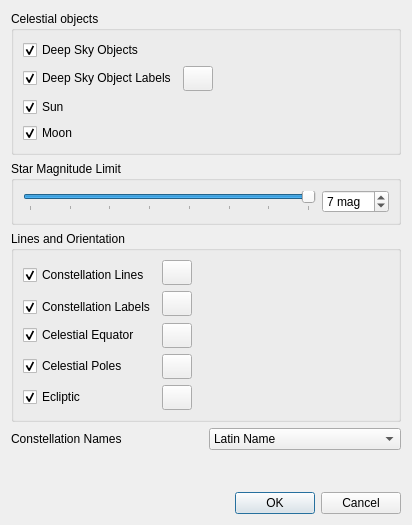
This is src/plugins/render/stars/StarsConfigWidget.ui in KDE/marble as Qt 5 draws it before an edit. The edited form follows.
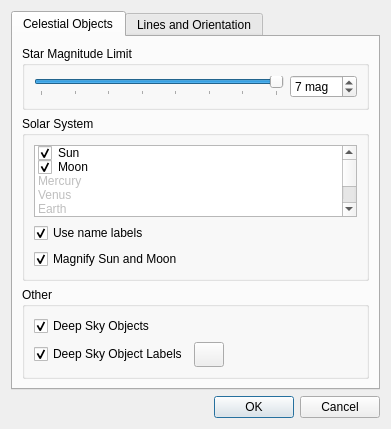
This is the edited form.

Commit message: Refactoring the settings dialog of the stars plugin. GCI task #5906293063680000 REVIEW: 114710

The edit to the form file:
```diff
--- a/src/plugins/render/stars/StarsConfigWidget.ui
+++ b/src/plugins/render/stars/StarsConfigWidget.ui
@@ -6,134 +6,24 @@
    <rect>
     <x>0</x>
     <y>0</y>
-    <width>412</width>
-    <height>525</height>
+    <width>391</width>
+    <height>407</height>
    </rect>
   </property>
   <property name="windowTitle">
    <string>Configure Stars Plugin</string>
   </property>
-  <layout class="QVBoxLayout" name="verticalLayout">
-   <item>
-    <widget class="QGroupBox" name="groupBox">
-     <property name="title">
-      <string>Celestial objects</string>
-     </property>
-     <layout class="QGridLayout" name="gridLayout_2">
+  <layout class="QGridLayout" name="gridLayout">
       <item row="0" column="0">
-       <widget class="QCheckBox" name="m_viewDsosCheckbox">
-        <property name="text">
-         <string>Deep Sky Objects</string>
-        </property>
-        <property name="checked">
-         <bool>true</bool>
-        </property>
-       </widget>
-      </item>
-      <item row="0" column="2">
-       <spacer name="horizontalSpacer_7">
-        <property name="orientation">
-         <enum>Qt::Horizontal</enum>
-        </property>
-        <property name="sizeHint" stdset="0">
-         <size>
-          <width>155</width>
-          <height>10</height>
-         </size>
-        </property>
-       </spacer>
-      </item>
-      <item row="1" column="0">
-       <widget class="QCheckBox" name="m_viewDsoLabelCheckbox">
-        <property name="text">
-         <string>Deep Sky Object Labels</string>
-        </property>
-        <property name="checked">
-         <bool>true</bool>
-        </property>
-       </widget>
-      </item>
-      <item row="1" column="1">
-       <widget class="QPushButton" name="m_dsoLabelColorButton">
-        <property name="minimumSize">
-         <size>
-          <width>30</width>
-          <height>25</height>
-         </size>
-        </property>
-        <property name="maximumSize">
-         <size>
-          <width>30</width>
-          <height>25</height>
-         </size>
-        </property>
-        <property name="text">
-         <string/>
-        </property>
-       </widget>
-      </item>
-      <item row="1" column="2">
-       <spacer name="horizontalSpacer_6">
-        <property name="orientation">
-         <enum>Qt::Horizontal</enum>
-        </property>
-        <property name="sizeHint" stdset="0">
-         <size>
-          <width>155</width>
-          <height>10</height>
-         </size>
-        </property>
-       </spacer>
-      </item>
-      <item row="2" column="0">
-       <widget class="QCheckBox" name="m_viewSunCheckbox">
-        <property name="text">
-         <string>Sun</string>
-        </property>
-        <property name="checked">
-         <bool>true</bool>
-        </property>
-       </widget>
-      </item>
-      <item row="2" column="2">
-       <spacer name="horizontalSpacer_8">
-        <property name="orientation">
-         <enum>Qt::Horizontal</enum>
-        </property>
-        <property name="sizeHint" stdset="0">
-         <size>
-          <width>155</width>
-          <height>10</height>
-         </size>
-        </property>
-       </spacer>
-      </item>
-      <item row="3" column="0">
-       <widget class="QCheckBox" name="m_viewMoonCheckbox">
-        <property name="text">
-         <string>Moon</string>
-        </property>
-        <property name="checked">
-         <bool>true</bool>
-        </property>
-       </widget>
-      </item>
-      <item row="3" column="2">
-       <spacer name="horizontalSpacer_10">
-        <property name="orientation">
-         <enum>Qt::Horizontal</enum>
-        </property>
-        <property name="sizeHint" stdset="0">
-         <size>
-          <width>40</width>
-          <height>20</height>
-         </size>
-        </property>
-       </spacer>
-      </item>
-     </layout>
-    </widget>
-   </item>
+    <widget class="QTabWidget" name="tabWidget">
+     <property name="currentIndex">
+      <number>0</number>
+     </property>
+     <widget class="QWidget" name="tab">
+      <attribute name="title">
+       <string>Celestial Objects</string>
+      </attribute>
+      <layout class="QVBoxLayout" name="verticalLayout_4">
    <item>
     <widget class="QGroupBox" name="groupBox_3">
      <property name="title">
@@ -179,64 +69,253 @@
     </widget>
    </item>
    <item>
-    <widget class="QGroupBox" name="groupBox_2">
+        <widget class="QGroupBox" name="groupBox_4">
      <property name="title">
+          <string>Solar System</string>
+         </property>
+         <layout class="QVBoxLayout" name="verticalLayout_2">
+          <item>
+           <widget class="QListWidget" name="m_solarSystemListWidget">
+            <item>
+             <property name="text">
+              <string>Sun</string>
+             </property>
+             <property name="checkState">
+              <enum>Checked</enum>
+             </property>
+            </item>
+            <item>
+             <property name="text">
+              <string>Moon</string>
+             </property>
+             <property name="checkState">
+              <enum>Checked</enum>
+             </property>
+            </item>
+            <item>
+             <property name="text">
+              <string>Mercury</string>
+             </property>
+             <property name="checkState">
+              <enum>Unchecked</enum>
+             </property>
+             <property name="flags">
+              <set>ItemIsSelectable|ItemIsDragEnabled|ItemIsUserCheckable</set>
+             </property>
+            </item>
+            <item>
+             <property name="text">
+              <string>Venus</string>
+             </property>
+             <property name="checkState">
+              <enum>Unchecked</enum>
+             </property>
+             <property name="flags">
+              <set>ItemIsSelectable|ItemIsDragEnabled|ItemIsUserCheckable</set>
+             </property>
+            </item>
+            <item>
+             <property name="text">
+              <string>Earth</string>
+             </property>
+             <property name="checkState">
+              <enum>Unchecked</enum>
+             </property>
+             <property name="flags">
+              <set>ItemIsSelectable|ItemIsDragEnabled|ItemIsUserCheckable</set>
+             </property>
+            </item>
+            <item>
+             <property name="text">
+              <string>Mars</string>
+             </property>
+             <property name="checkState">
+              <enum>Unchecked</enum>
+             </property>
+             <property name="flags">
+              <set>ItemIsSelectable|ItemIsDragEnabled|ItemIsUserCheckable</set>
+             </property>
+            </item>
+            <item>
+             <property name="text">
+              <string>Jupiter</string>
+             </property>
+             <property name="checkState">
+              <enum>Unchecked</enum>
+             </property>
+             <property name="flags">
+              <set>ItemIsSelectable|ItemIsDragEnabled|ItemIsUserCheckable</set>
+             </property>
+            </item>
+            <item>
+             <property name="text">
+              <string>Saturn</string>
+             </property>
+             <property name="checkState">
+              <enum>Unchecked</enum>
+             </property>
+             <property name="flags">
+              <set>ItemIsSelectable|ItemIsDragEnabled|ItemIsUserCheckable</set>
+             </property>
+            </item>
+            <item>
+             <property name="text">
+              <string>Uranus</string>
+             </property>
+             <property name="checkState">
+              <enum>Unchecked</enum>
+             </property>
+             <property name="flags">
+              <set>ItemIsSelectable|ItemIsDragEnabled|ItemIsUserCheckable</set>
+             </property>
+            </item>
+            <item>
+             <property name="text">
+              <string>Neptune</string>
+             </property>
+             <property name="checkState">
+              <enum>Unchecked</enum>
+             </property>
+             <property name="flags">
+              <set>ItemIsSelectable|ItemIsDragEnabled|ItemIsUserCheckable</set>
+             </property>
+            </item>
+           </widget>
+          </item>
+          <item>
+           <widget class="QCheckBox" name="m_viewSolarSystemLabelCheckbox">
+            <property name="text">
+             <string>Use name labels</string>
+            </property>
+            <property name="checked">
+             <bool>true</bool>
+            </property>
+           </widget>
+          </item>
+          <item>
+           <widget class="QCheckBox" name="m_zoomSunMoonCheckbox">
+            <property name="text">
+             <string>Magnify Sun and Moon</string>
+            </property>
+            <property name="checked">
+             <bool>true</bool>
+            </property>
+           </widget>
+          </item>
+         </layout>
+        </widget>
+       </item>
+       <item>
+        <widget class="QGroupBox" name="groupBox">
+         <property name="title">
+          <string>Other</string>
+         </property>
+         <layout class="QGridLayout" name="gridLayout_2">
+          <item row="0" column="2">
+           <spacer name="horizontalSpacer_7">
+            <property name="orientation">
+             <enum>Qt::Horizontal</enum>
+            </property>
+            <property name="sizeHint" stdset="0">
+             <size>
+              <width>155</width>
+              <height>10</height>
+             </size>
+            </property>
+           </spacer>
+          </item>
+          <item row="1" column="1">
+           <widget class="QPushButton" name="m_dsoLabelColorButton">
+            <property name="minimumSize">
+             <size>
+              <width>30</width>
+              <height>25</height>
+             </size>
+            </property>
+            <property name="maximumSize">
+             <size>
+              <width>30</width>
+              <height>25</height>
+             </size>
+            </property>
+            <property name="text">
+             <string/>
+            </property>
+           </widget>
+          </item>
+          <item row="1" column="2">
+           <spacer name="horizontalSpacer_6">
+            <property name="orientation">
+             <enum>Qt::Horizontal</enum>
+            </property>
+            <property name="sizeHint" stdset="0">
+             <size>
+              <width>155</width>
+              <height>10</height>
+             </size>
+            </property>
+           </spacer>
+          </item>
+          <item row="1" column="0">
+           <widget class="QCheckBox" name="m_viewDsoLabelCheckbox">
+            <property name="text">
+             <string>Deep Sky Object Labels</string>
+            </property>
+            <property name="checked">
+             <bool>true</bool>
+            </property>
+           </widget>
+          </item>
+          <item row="0" column="0">
+           <widget class="QCheckBox" name="m_viewDsosCheckbox">
+            <property name="text">
+             <string>Deep Sky Objects</string>
+            </property>
+            <property name="checked">
+             <bool>true</bool>
+            </property>
+           </widget>
+          </item>
+         </layout>
+        </widget>
+       </item>
+       <item>
+        <spacer name="verticalSpacer">
+         <property name="orientation">
+          <enum>Qt::Vertical</enum>
+         </property>
+         <property name="sizeHint" stdset="0">
+          <size>
+           <width>20</width>
+           <height>0</height>
+          </size>
+         </property>
+        </spacer>
+       </item>
+      </layout>
+     </widget>
+     <widget class="QWidget" name="tab_2">
+      <attribute name="title">
       <string>Lines and Orientation</string>
-     </property>
-     <layout class="QGridLayout" name="gridLayout">
-      <item row="0" column="0" rowspan="2">
-       <widget class="QCheckBox" name="m_viewConstellationLinesCheckbox">
+      </attribute>
+      <layout class="QVBoxLayout" name="verticalLayout">
+       <item>
+        <widget class="QGroupBox" name="groupBox_2">
+         <property name="title">
+          <string>Constellations</string>
+         </property>
+         <layout class="QGridLayout" name="gridLayout_4">
+          <item row="3" column="0">
+           <widget class="QLabel" name="label">
         <property name="text">
-         <string>Constellation Lines</string>
-        </property>
-        <property name="checked">
-         <bool>true</bool>
+             <string>Names</string>
+            </property>
+            <property name="buddy">
+             <cstring>constellationNamesComboBox</cstring>
         </property>
        </widget>
       </item>
-      <item row="0" column="1">
-       <widget class="QPushButton" name="m_constellationColorButton">
-        <property name="minimumSize">
-         <size>
-          <width>30</width>
-          <height>25</height>
-         </size>
-        </property>
-        <property name="maximumSize">
-         <size>
-          <width>30</width>
-          <height>25</height>
-         </size>
-        </property>
-        <property name="text">
-         <string/>
-        </property>
-       </widget>
-      </item>
-      <item row="0" column="2">
-       <spacer name="horizontalSpacer">
-        <property name="orientation">
-         <enum>Qt::Horizontal</enum>
-        </property>
-        <property name="sizeHint" stdset="0">
-         <size>
-          <width>152</width>
-          <height>10</height>
-         </size>
-        </property>
-       </spacer>
-      </item>
-      <item row="2" column="0">
-       <widget class="QCheckBox" name="m_viewConstellationLabelsCheckbox">
-        <property name="text">
-         <string>Constellation Labels</string>
-        </property>
-        <property name="checked">
-         <bool>true</bool>
-        </property>
-       </widget>
-      </item>
-      <item row="1" column="1" rowspan="2">
+          <item row="1" column="2">
        <widget class="QPushButton" name="m_constellationLabelColorButton">
         <property name="minimumSize">
          <size>
@@ -255,7 +334,49 @@
         </property>
        </widget>
       </item>
-      <item row="2" column="2">
+          <item row="1" column="0" colspan="2">
+           <widget class="QCheckBox" name="m_viewConstellationLabelsCheckbox">
+            <property name="text">
+             <string>Labels</string>
+            </property>
+            <property name="checked">
+             <bool>true</bool>
+            </property>
+           </widget>
+          </item>
+          <item row="3" column="1" colspan="3">
+           <widget class="QComboBox" name="constellationNamesComboBox">
+            <item>
+             <property name="text">
+              <string>Latin Name</string>
+             </property>
+            </item>
+            <item>
+             <property name="text">
+              <string>Native Translation</string>
+             </property>
+            </item>
+            <item>
+             <property name="text">
+              <string>Abbreviation</string>
+             </property>
+            </item>
+           </widget>
+          </item>
+          <item row="0" column="3" colspan="2">
+           <spacer name="horizontalSpacer">
+            <property name="orientation">
+             <enum>Qt::Horizontal</enum>
+            </property>
+            <property name="sizeHint" stdset="0">
+             <size>
+              <width>152</width>
+              <height>10</height>
+             </size>
+            </property>
+           </spacer>
+          </item>
+          <item row="1" column="3" colspan="2">
        <spacer name="horizontalSpacer_2">
         <property name="orientation">
          <enum>Qt::Horizontal</enum>
@@ -268,7 +389,74 @@
         </property>
        </spacer>
       </item>
-      <item row="3" column="0">
+          <item row="3" column="4">
+           <spacer name="horizontalSpacer_8">
+            <property name="orientation">
+             <enum>Qt::Horizontal</enum>
+            </property>
+            <property name="sizeHint" stdset="0">
+             <size>
+              <width>143</width>
+              <height>20</height>
+             </size>
+            </property>
+           </spacer>
+          </item>
+          <item row="0" column="2">
+           <widget class="QPushButton" name="m_constellationColorButton">
+            <property name="minimumSize">
+             <size>
+              <width>30</width>
+              <height>25</height>
+             </size>
+            </property>
+            <property name="maximumSize">
+             <size>
+              <width>30</width>
+              <height>25</height>
+             </size>
+            </property>
+            <property name="text">
+             <string/>
+            </property>
+           </widget>
+          </item>
+          <item row="0" column="0">
+           <widget class="QCheckBox" name="m_viewConstellationLinesCheckbox">
+            <property name="text">
+             <string>Lines</string>
+            </property>
+            <property name="checked">
+             <bool>true</bool>
+            </property>
+           </widget>
+          </item>
+          <item row="2" column="1">
+           <spacer name="verticalSpacer_3">
+            <property name="orientation">
+             <enum>Qt::Vertical</enum>
+            </property>
+            <property name="sizeType">
+             <enum>QSizePolicy::Fixed</enum>
+            </property>
+            <property name="sizeHint" stdset="0">
+             <size>
+              <width>20</width>
+              <height>20</height>
+             </size>
+            </property>
+           </spacer>
+          </item>
+         </layout>
+        </widget>
+       </item>
+       <item>
+        <widget class="QGroupBox" name="groupBox_5">
+         <property name="title">
+          <string>Coordinate Grid</string>
+         </property>
+         <layout class="QGridLayout" name="gridLayout_3">
+          <item row="0" column="0">
        <widget class="QCheckBox" name="m_viewCelestialEquatorCheckbox">
         <property name="text">
          <string>Celestial Equator</string>
@@ -278,7 +466,7 @@
         </property>
        </widget>
       </item>
-      <item row="3" column="1">
+          <item row="0" column="1">
        <widget class="QPushButton" name="m_celestialEquatorColorButton">
         <property name="minimumSize">
          <size>
@@ -297,20 +485,20 @@
         </property>
        </widget>
       </item>
-      <item row="3" column="2">
+          <item row="0" column="2">
        <spacer name="horizontalSpacer_3">
         <property name="orientation">
          <enum>Qt::Horizontal</enum>
         </property>
         <property name="sizeHint" stdset="0">
          <size>
-          <width>152</width>
-          <height>10</height>
+              <width>210</width>
+              <height>22</height>
          </size>
         </property>
        </spacer>
       </item>
-      <item row="4" column="0">
+          <item row="1" column="0">
        <widget class="QCheckBox" name="m_viewCelestialPoleCheckbox">
         <property name="text">
          <string>Celestial Poles</string>
@@ -320,7 +508,7 @@
         </property>
        </widget>
       </item>
-      <item row="4" column="1">
+          <item row="1" column="1">
        <widget class="QPushButton" name="m_celestialPoleColorButton">
         <property name="minimumSize">
          <size>
@@ -339,7 +527,7 @@
         </property>
        </widget>
       </item>
-      <item row="4" column="2">
+          <item row="1" column="2">
        <spacer name="horizontalSpacer_4">
         <property name="orientation">
          <enum>Qt::Horizontal</enum>
@@ -352,7 +540,7 @@
         </property>
        </spacer>
       </item>
-      <item row="5" column="0">
+          <item row="2" column="0">
        <widget class="QCheckBox" name="m_viewEclipticCheckbox">
         <property name="text">
          <string>Ecliptic</string>
@@ -362,7 +550,7 @@
         </property>
        </widget>
       </item>
-      <item row="5" column="1">
+          <item row="2" column="1">
        <widget class="QPushButton" name="m_eclipticColorButton">
         <property name="minimumSize">
          <size>
@@ -381,15 +569,15 @@
         </property>
        </widget>
       </item>
-      <item row="5" column="2">
+          <item row="2" column="2">
        <spacer name="horizontalSpacer_5">
         <property name="orientation">
          <enum>Qt::Horizontal</enum>
         </property>
         <property name="sizeHint" stdset="0">
          <size>
-          <width>152</width>
-          <height>10</height>
+              <width>184</width>
+              <height>22</height>
          </size>
         </property>
        </spacer>
@@ -398,52 +586,23 @@
     </widget>
    </item>
    <item>
-    <layout class="QHBoxLayout" name="horizontalLayout_3">
-     <item>
-      <widget class="QLabel" name="label">
-       <property name="text">
-        <string>Constellation Names</string>
-       </property>
-       <property name="buddy">
-        <cstring>constellationNamesComboBox</cstring>
-       </property>
-      </widget>
-     </item>
-     <item>
-      <widget class="QComboBox" name="constellationNamesComboBox">
-       <item>
-        <property name="text">
-         <string>Latin Name</string>
-        </property>
-       </item>
-       <item>
-        <property name="text">
-         <string>Native Translation</string>
-        </property>
-       </item>
-       <item>
-        <property name="text">
-         <string>Abbreviation</string>
-        </property>
-       </item>
-      </widget>
-     </item>
-    </layout>
-   </item>
-   <item>
-    <spacer name="verticalSpacer">
+        <spacer name="verticalSpacer_2">
      <property name="orientation">
       <enum>Qt::Vertical</enum>
      </property>
      <property name="sizeHint" stdset="0">
       <size>
        <width>20</width>
-       <height>27</height>
+           <height>17</height>
       </size>
      </property>
     </spacer>
    </item>
-   <item>
+      </layout>
+     </widget>
+    </widget>
+   </item>
+   <item row="1" column="0">
     <layout class="QHBoxLayout" name="horizontalLayout_2">
      <item>
       <spacer name="horizontalSpacer_9">
```
Left out of the diff: 9 changed lines with no effect on the pictures. Lines whose indentation alone changed are shown as unchanged. The commit also changes 2 other files.
